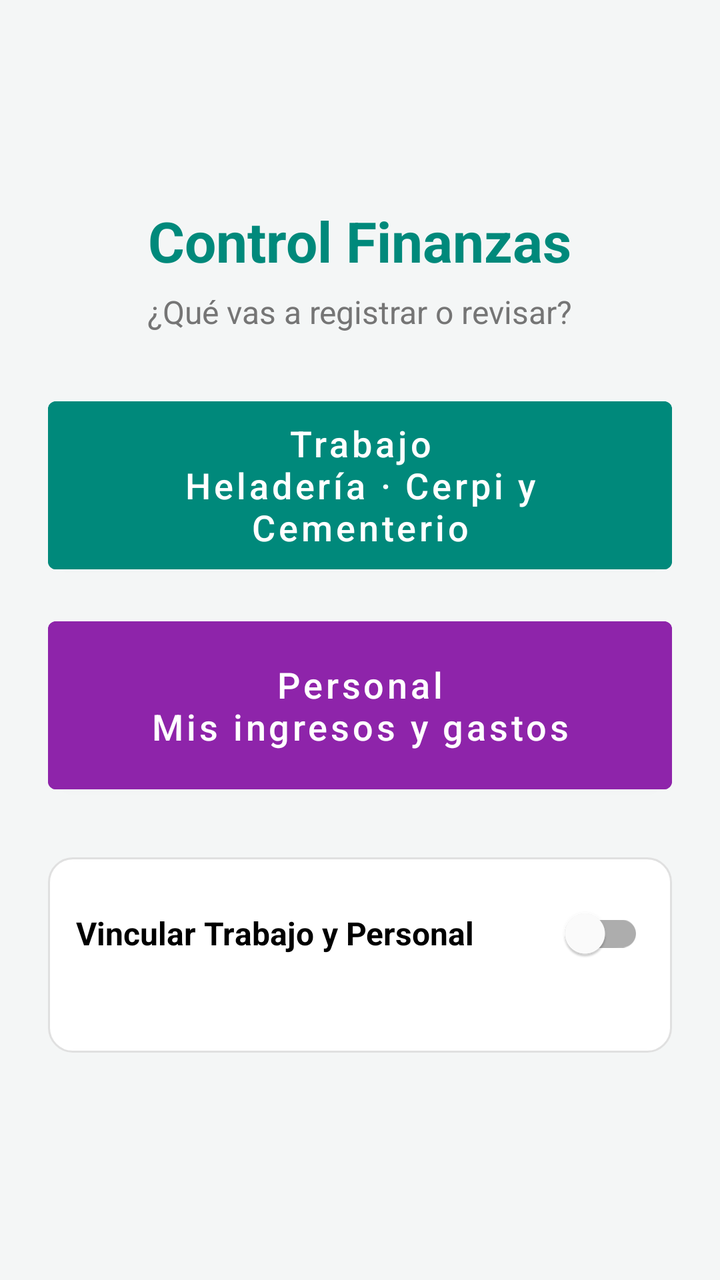
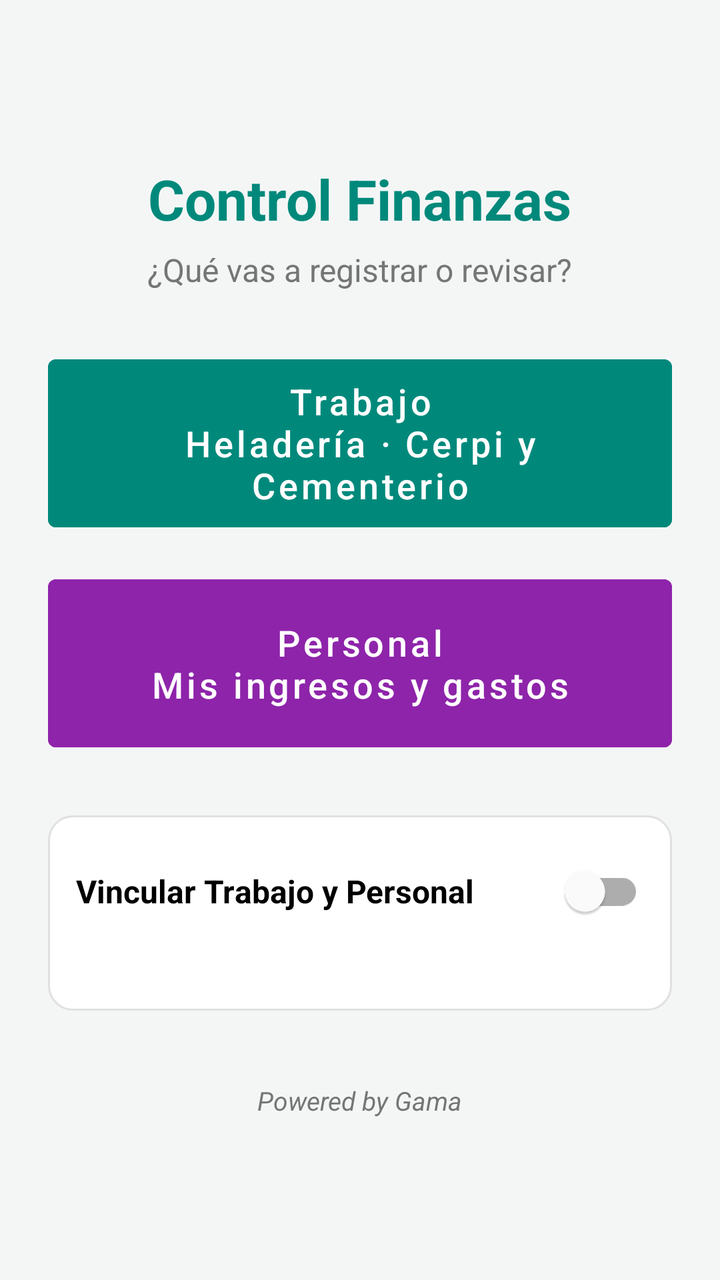

The first picture is an Android layout as it rendered before a commit; the second is the same layout after the commit. The layout source and the unified diff follow.
<!-- AndroidManifest.xml: application theme Tema -->
<!-- res/layout/activity_inicio.xml -->
<?xml version="1.0" encoding="utf-8"?>
<ScrollView xmlns:android="http://schemas.android.com/apk/res/android"
    android:layout_width="match_parent"
    android:layout_height="match_parent"
    android:fillViewport="true">

    <LinearLayout
        android:layout_width="match_parent"
        android:layout_height="wrap_content"
        android:gravity="center"
        android:orientation="vertical"
        android:padding="24dp">

        <TextView
            android:layout_width="wrap_content"
            android:layout_height="wrap_content"
            android:text="@string/app_name"
            android:textColor="@color/primario"
            android:textSize="28sp"
            android:textStyle="bold" />

        <TextView
            android:layout_width="wrap_content"
            android:layout_height="wrap_content"
            android:layout_marginTop="6dp"
            android:layout_marginBottom="28dp"
            android:gravity="center"
            android:text="¿Qué vas a registrar o revisar?"
            android:textColor="@color/texto_suave"
            android:textSize="16sp" />

        <Button
            android:id="@+id/btnTrabajo"
            android:layout_width="match_parent"
            android:layout_height="96dp"
            android:backgroundTint="@color/primario"
            android:text="Trabajo\nHeladería · Cerpi y Cementerio"
            android:textAllCaps="false"
            android:textSize="18sp" />

        <Button
            android:id="@+id/btnPersonal"
            android:layout_width="match_parent"
            android:layout_height="96dp"
            android:layout_marginTop="14dp"
            android:backgroundTint="@color/personal"
            android:text="Personal\nMis ingresos y gastos"
            android:textAllCaps="false"
            android:textSize="18sp" />

        <LinearLayout
            style="@style/Tarjeta"
            android:layout_marginTop="28dp">

            <com.google.android.material.switchmaterial.SwitchMaterial
                android:id="@+id/swVincular"
                android:layout_width="match_parent"
                android:layout_height="wrap_content"
                android:text="@string/vincular"
                android:textSize="16sp"
                android:textStyle="bold" />

            <TextView
                android:id="@+id/txtVincular"
                android:layout_width="match_parent"
                android:layout_height="wrap_content"
                android:layout_marginTop="4dp"
                android:textColor="@color/texto_suave"
                android:textSize="13sp" />
        </LinearLayout>
    </LinearLayout>
</ScrollView>
<!-- resources referenced by this layout -->
<resources>
  <color name="personal">#8E24AA</color>
  <color name="primario">#00897B</color>
  <color name="texto_suave">#757575</color>
  <string name="app_name">Control Finanzas</string>
  <string name="vincular">Vincular Trabajo y Personal</string>
  <style name="Tarjeta">
          <item name="android:layout_width">match_parent</item>
          <item name="android:layout_height">wrap_content</item>
          <item name="android:orientation">vertical</item>
          <item name="android:background">@drawable/fondo_tarjeta</item>
          <item name="android:padding">14dp</item>
          <item name="android:layout_marginBottom">12dp</item>
      </style>
  <style name="Tema" parent="Theme.MaterialComponents.Light.DarkActionBar">
          <item name="colorPrimary">@color/primario</item>
          <item name="colorPrimaryVariant">@color/primario_oscuro</item>
          <item name="colorOnPrimary">#FFFFFF</item>
          <item name="colorSecondary">@color/acento</item>
          <item name="colorOnSecondary">#FFFFFF</item>
          <item name="android:statusBarColor">@color/primario_oscuro</item>
          <item name="android:windowBackground">@color/fondo</item>
      </style>
  <!-- drawable fondo_tarjeta (drawable) -->
  <?xml version="1.0" encoding="utf-8"?>
  <shape xmlns:android="http://schemas.android.com/apk/res/android" android:shape="rectangle">
      <solid android:color="@color/tarjeta" />
      <corners android:radius="12dp" />
      <stroke android:width="1dp" android:color="#E0E0E0" />
  </shape>
  <color name="primario_oscuro">#00695C</color>
  <color name="acento">#FF7043</color>
  <color name="fondo">#F4F6F6</color>
  <color name="tarjeta">#FFFFFF</color>
</resources>

<!-- the commit's change to res/layout/activity_inicio.xml (unified diff, before → after) -->
@@ -68,5 +68,14 @@
                 android:textColor="@color/texto_suave"
                 android:textSize="13sp" />
         </LinearLayout>
+
+        <TextView
+            android:layout_width="wrap_content"
+            android:layout_height="wrap_content"
+            android:layout_marginTop="24dp"
+            android:text="Powered by Gama"
+            android:textColor="@color/texto_suave"
+            android:textSize="13sp"
+            android:textStyle="italic" />
     </LinearLayout>
 </ScrollView>
